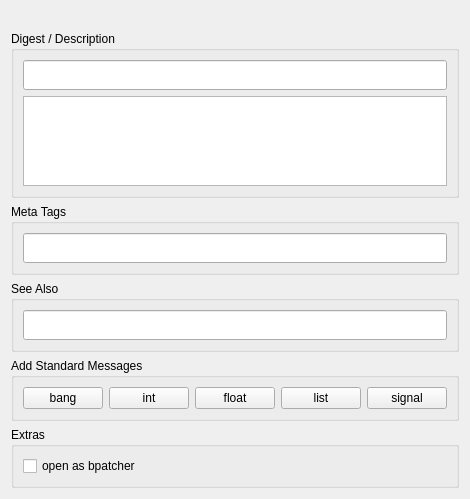
xavierxeon-music/HelpForMax, file src/Edit/PagePatch.ui: the form before one commit.
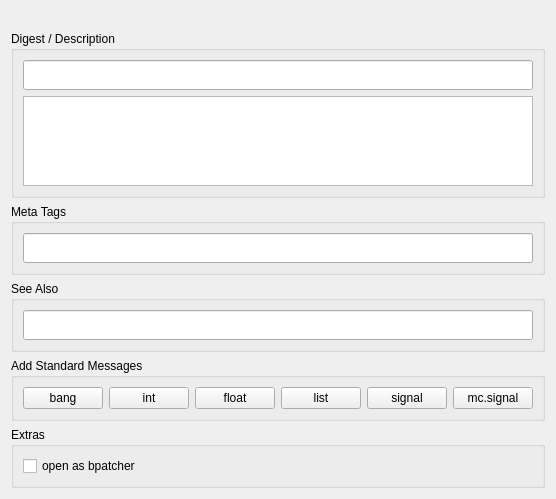
The form after the commit.

Commit message: multi signal button

```diff
--- a/src/Edit/PagePatch.ui
+++ b/src/Edit/PagePatch.ui
@@ -6,7 +6,7 @@
    <rect>
     <x>0</x>
     <y>0</y>
-    <width>412</width>
+    <width>489</width>
     <height>499</height>
    </rect>
   </property>
@@ -137,6 +137,13 @@
         </property>
        </widget>
       </item>
+      <item>
+       <widget class="QPushButton" name="messageMultiSignalButton">
+        <property name="text">
+         <string>mc.signal</string>
+        </property>
+       </widget>
+      </item>
      </layout>
     </widget>
    </item>
```
